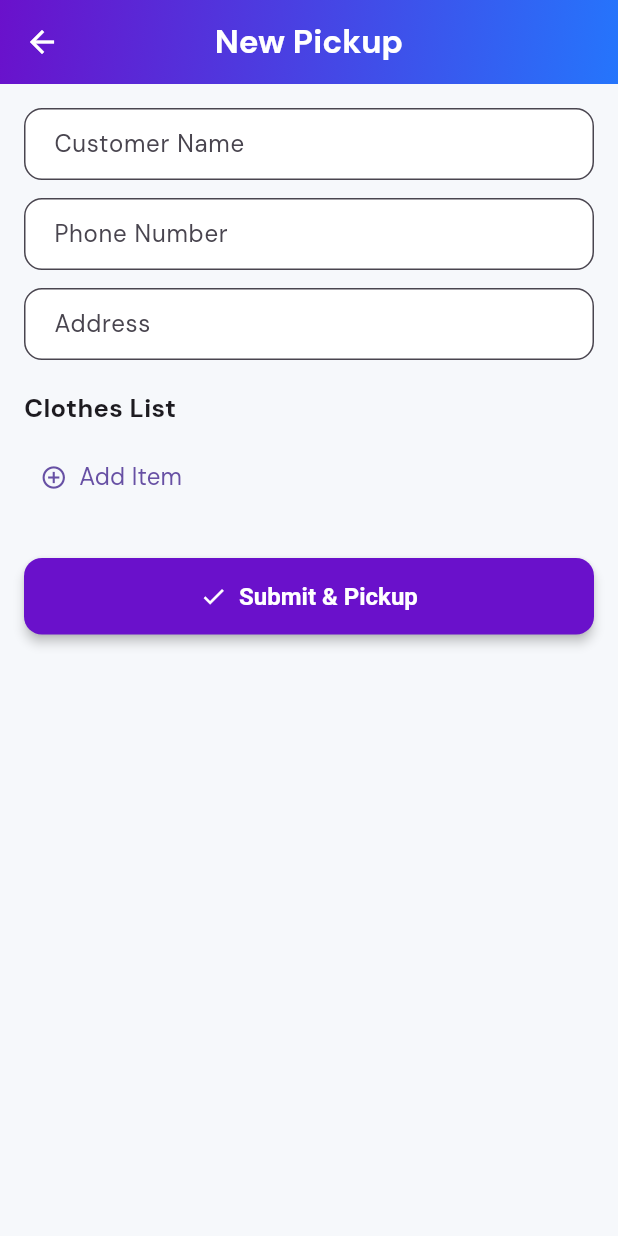
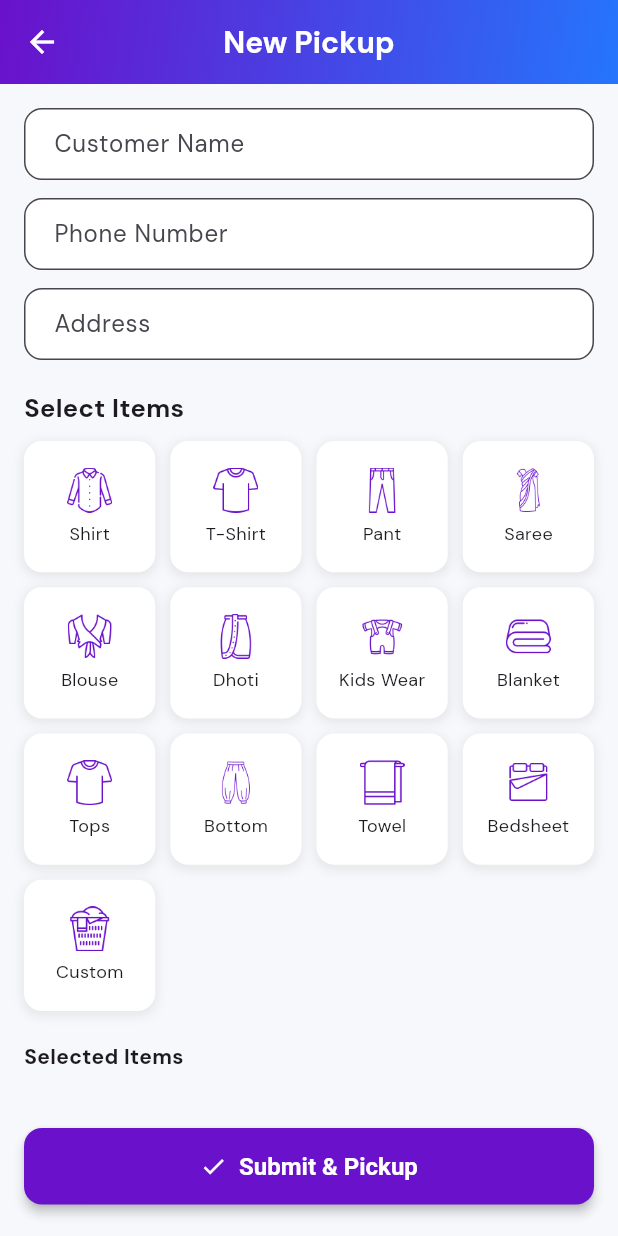
Before and after one commit to ArunNC5/my_laundry, a Flutter app: the PickupScreen screen opened by its route, on a phone screen of 412 x 824 dp. Run offline on Flutter 3.47's test engine with Material 3 defaults, Android fonts, the phone set to English and light mode, and no system bars; our stand-ins replace qr_flutter, shared_preferences, supabase_flutter; accounts and stored records are empty.

Commit message:
feat: Enhance pickup form with item selection and customer prefill
This commit significantly overhauls the pickup form with the following enhancements:

- **Item Type Selection:**
    - Introduces a grid of predefined item types (Shirt, Pant, Saree, etc.) with icons for quick selection.
    - Adds a "Custom" item option, allowing users to input custom item names via a dialog.
    - Replaces the manual "Add Item" text field with this visual selection method.
    - Selected items are displayed in a list with quantity adjustment controls (increment/decrement) and long-press to delete.
- **Customer Prefill:**
    - When a 10-digit phone number is entered, the system now attempts to fetch the latest customer details (name and address) associated with that phone number from past orders.
    - If found, the name and address fields are automatically prefilled.
- **UI/UX Improvements:**
    - Updated AppBar title style.
    - Improved styling for selected item cards.
- **Backend Integration:**
    - Added `fetchLatestCustomerByPhone` method to `SupabaseService` to retrieve customer data.
- **Assets:**
    - Added new icons for various clothing item types to `assets/icons/`.
    - Updated `pubspec.yaml` to include the new `assets/icons/` directory.
- **Code Refactor:**
    - Removed the `agentController` and its corresponding field in the form and Supabase submission, as it was commented out.
    - General code cleanup and formatting.

```diff
--- a/lib/screens/pickup/pickup_form.dart
+++ b/lib/screens/pickup/pickup_form.dart
@@ -15,14 +15,42 @@ class _PickupScreenState extends State<PickupScreen> {
   final TextEditingController nameController = TextEditingController();
   final TextEditingController phoneController = TextEditingController();
   final TextEditingController addressController = TextEditingController();
-  final TextEditingController agentController = TextEditingController();
+  final TextEditingController customItemController = TextEditingController();
+
   List<Map<String, dynamic>> clothes = [];
   bool isSubmitting = false;
 
-  void addClothingItem() {
+  final List<Map<String, dynamic>> itemTypes = [
+    {"label": "Shirt", "iconPath": "assets/icons/shirt.png"},
+    {"label": "T-Shirt", "iconPath": "assets/icons/tshirt.png"},
+    {"label": "Pant", "iconPath": "assets/icons/trousers.png"},
+    {"label": "Saree", "iconPath": "assets/icons/saree.png"},
+    {"label": "Blouse", "iconPath": "assets/icons/blouse.png"},
+    {"label": "Dhoti", "iconPath": "assets/icons/dhoti.png"},
+    {"label": "Kids Wear", "iconPath": "assets/icons/baby-clothes.png"},
+    {"label": "Blanket", "iconPath": "assets/icons/blanket.png"},
+    {"label": "Tops", "iconPath": "assets/icons/tshirt.png"},
+    {"label": "Bottom", "iconPath": "assets/icons/garment.png"},
+    {"label": "Towel", "iconPath": "assets/icons/towel.png"},
+    {"label": "Bedsheet", "iconPath": "assets/icons/sheet.png"},
+    {"label": "Custom", "iconPath": "assets/icons/basket.png"},
+  ];
+
+  void addClothingItem(String itemType) {
     setState(() {
-      clothes.add({'item_type': '', 'quantity': 1});
+      clothes.add({'item_type': itemType, 'quantity': 1});
     });
+  }
+
+  Future<void> fetchAndPrefillCustomer(String phone) async {
+    if (phone.length < 10) return;
+    final existingCustomer = await supabaseService.fetchLatestCustomerByPhone(phone);
+    print('Fetched customer: $existingCustomer');
+
+    if (existingCustomer != null) {
+      nameController.text = existingCustomer['customer_name'] ?? '';
+      addressController.text = existingCustomer['customer_address'] ?? '';
+    }
   }
 
   Future<void> submitPickup() async {
@@ -34,7 +62,6 @@ class _PickupScreenState extends State<PickupScreen> {
         customerName: nameController.text.trim(),
         customerPhone: phoneController.text.trim(),
         customerAddress: addressController.text.trim(),
-        agentName: agentController.text.trim(),
         status: 'picked_up',
         pickupTime: DateTime.now(),
         deliveryDueTime: DateTime.now().add(const Duration(hours: 36)),
@@ -73,19 +100,46 @@ class _PickupScreenState extends State<PickupScreen> {
     contentPadding: const EdgeInsets.symmetric(horizontal: 16, vertical: 12),
   );
 
+  void showCustomItemDialog() {
+    showDialog(
+      context: context,
+      builder: (context) => AlertDialog(
+        title: const Text("Enter Custom Item Type"),
+        content: TextField(
+          controller: customItemController,
+          decoration: const InputDecoration(hintText: "Eg. Curtain, Rug"),
+        ),
+        actions: [
+          TextButton(
+            onPressed: () {
+              if (customItemController.text.trim().isNotEmpty) {
+                addClothingItem(customItemController.text.trim());
+              }
+              Navigator.pop(context);
+            },
+            child: const Text("Add"),
+          ),
+        ],
+      ),
+    );
+  }
+
+  @override
+  void initState() {
+    super.initState();
+    phoneController.addListener(() {
+      if (phoneController.text.length == 10) {
+        fetchAndPrefillCustomer(phoneController.text);
+      }
+    });
+  }
+
   @override
   Widget build(BuildContext context) {
     return Scaffold(
       backgroundColor: const Color(0xFFF6F8FB),
       appBar: AppBar(
-        title: const Text(
-          'New Pickup',
-          style: TextStyle(
-            fontWeight: FontWeight.w600,
-            fontSize: 22,
-            color: Colors.white,
-          ),
-        ),
+        title: const Text('New Pickup', style: TextStyle(color: Colors.white)),
         backgroundColor: Colors.transparent,
         flexibleSpace: Container(
           decoration: const BoxDecoration(
@@ -96,8 +150,8 @@ class _PickupScreenState extends State<PickupScreen> {
             ),
           ),
         ),
+        iconTheme: const IconThemeData(color: Colors.white),
         elevation: 0,
-        iconTheme: IconThemeData(color: Colors.white),
       ),
       body: SingleChildScrollView(
         padding: const EdgeInsets.all(16),
@@ -124,60 +178,103 @@ class _PickupScreenState extends State<PickupScreen> {
                 decoration: inputDecoration('Address'),
                 validator: (v) => v!.isEmpty ? 'Enter address' : null,
               ),
-              // const SizedBox(height: 12),
-              // TextFormField(
-              //   controller: agentController,
-              //   decoration: inputDecoration('Agent Name (optional)'),
-              // ),
               const SizedBox(height: 20),
-              Row(
-                children: const [
-                  Text('Clothes List', style: TextStyle(fontSize: 17, fontWeight: FontWeight.bold)),
+              const Text(
+                'Select Items',
+                style: TextStyle(fontSize: 17, fontWeight: FontWeight.bold),
+              ),
+              const SizedBox(height: 10),
+              GridView.builder(
+                shrinkWrap: true,
+                physics: const NeverScrollableScrollPhysics(),
+                itemCount: itemTypes.length,
+                gridDelegate: const SliverGridDelegateWithFixedCrossAxisCount(
+                  crossAxisCount: 4,
+                  mainAxisSpacing: 10,
+                  crossAxisSpacing: 10,
+                  childAspectRatio: 1,
+                ),
+                itemBuilder: (context, index) {
+                  final item = itemTypes[index];
+                  return InkWell(
+                    onTap: () {
+                      if (item['label'] == 'Custom') {
+                        showCustomItemDialog();
+                      } else {
+                        addClothingItem(item['label']);
+                      }
+                    },
+                    child: Container(
+                      decoration: BoxDecoration(
+                        color: Colors.white,
+                        borderRadius: BorderRadius.circular(12),
+                        boxShadow: [
+                          BoxShadow(
+                            color: Colors.grey.withOpacity(0.2),
+                            spreadRadius: 1,
+                            blurRadius: 5,
+                            offset: const Offset(0, 2),
+                          ),
                         ],
                       ),
-              const SizedBox(height: 10),
+                      child: Column(
+                        mainAxisAlignment: MainAxisAlignment.center,
+                        children: [
+                          Image.asset(
+                            item['iconPath'],
+                            width: 30,
+                            height: 30,
+                            color: const Color(0xFF6A11CB),
+                          ),
+                          const SizedBox(height: 5),
+                          Text(
+                            item['label'],
+                            style: const TextStyle(fontSize: 12),
+                          ),
+                        ],
+                      ),
+                    ),
+                  );
+                },
+              ),
+              const SizedBox(height: 20),
+              const Text(
+                "Selected Items",
+                style: TextStyle(fontWeight: FontWeight.bold),
+              ),
+              const SizedBox(height: 8),
               ...clothes.asMap().entries.map((entry) {
                 final index = entry.key;
                 final item = entry.value;
                 return Card(
                   margin: const EdgeInsets.symmetric(vertical: 6),
-                  shape: RoundedRectangleBorder(borderRadius: BorderRadius.circular(12)),
-                  child: Padding(
-                    padding: const EdgeInsets.symmetric(horizontal: 12, vertical: 10),
+                  child: ListTile(
+                    title: Text(item['item_type'] ?? ''),
+                    trailing: FittedBox(
                       child: Row(
                         children: [
-                        Expanded(
-                          child: TextFormField(
-                            initialValue: item['item_type'],
-                            onChanged: (val) => item['item_type'] = val,
-                            decoration: const InputDecoration(hintText: 'Item Type'),
+                          IconButton(
+                            icon: const Icon(Icons.remove_circle_outline),
+                            onPressed: () {
+                              setState(() {
+                                if (item['quantity'] > 1) item['quantity']--;
+                              });
+                            },
                           ),
-                        ),
-                        const SizedBox(width: 10),
-                        SizedBox(
-                          width: 60,
-                          child: TextFormField(
-                            initialValue: item['quantity'].toString(),
-                            onChanged: (val) =>
-                            item['quantity'] = int.tryParse(val) ?? 1,
-                            keyboardType: TextInputType.number,
-                            decoration: const InputDecoration(hintText: 'Qty'),
-                          ),
-                        ),
+                          Text(item['quantity'].toString()),
                           IconButton(
-                          icon: const Icon(Icons.delete, color: Colors.red),
-                          onPressed: () => setState(() => clothes.removeAt(index)),
+                            icon: const Icon(Icons.add_circle_outline),
+                            onPressed: () {
+                              setState(() => item['quantity']++);
+                            },
                           ),
                         ],
                       ),
                     ),
+                    onLongPress: () => setState(() => clothes.removeAt(index)),
+                  ),
                 );
               }),
-              TextButton.icon(
-                icon: const Icon(Icons.add_circle_outline),
-                label: const Text("Add Item"),
-                onPressed: addClothingItem,
-              ),
               const SizedBox(height: 30),
               SizedBox(
                 width: double.infinity,
@@ -186,7 +283,10 @@ class _PickupScreenState extends State<PickupScreen> {
                       ? const SizedBox(
                           width: 20,
                           height: 20,
-                    child: CircularProgressIndicator(strokeWidth: 2, color: Colors.white),
+                          child: CircularProgressIndicator(
+                            strokeWidth: 2,
+                            color: Colors.white,
+                          ),
                         )
                       : const Icon(Icons.done),
                   label: Text(
@@ -195,7 +295,9 @@ class _PickupScreenState extends State<PickupScreen> {
                   ),
                   style: ElevatedButton.styleFrom(
                     padding: const EdgeInsets.symmetric(vertical: 16),
-                    shape: RoundedRectangleBorder(borderRadius: BorderRadius.circular(12)),
+                    shape: RoundedRectangleBorder(
+                      borderRadius: BorderRadius.circular(12),
+                    ),
                     backgroundColor: const Color(0xFF6A11CB),
                   ),
                   onPressed: isSubmitting ? null : submitPickup,
--- a/pubspec.yaml
+++ b/pubspec.yaml
@@ -64,6 +64,7 @@ flutter:
 
   assets:
     - assets/images/
+    - assets/icons/
   # To add assets to your application, add an assets section, like this:
   # assets:
   #   - images/a_dot_burr.jpeg
```
Also changed, not shown: lib/services/supabase_service.dart (+13 -0 lines), assets/icons/baby-clothes.png (added), assets/icons/basket.png (added), assets/icons/blanket.png (added), assets/icons/blouse.png (added), assets/icons/dhoti.png (added), assets/icons/garment.png (added), assets/icons/saree.png (added), assets/icons/sheet.png (added), assets/icons/shirt.png (added), assets/icons/towel.png (added), assets/icons/trousers.png (added), assets/icons/tshirt.png (added). Lines whose indentation alone changed are shown as unchanged.
